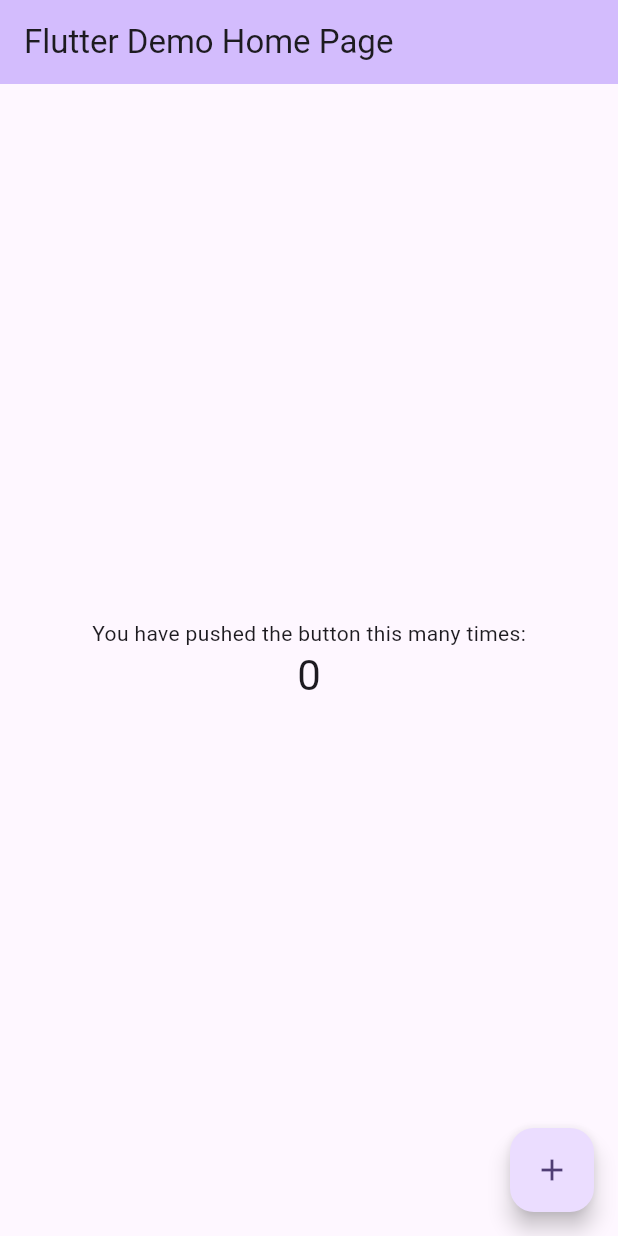
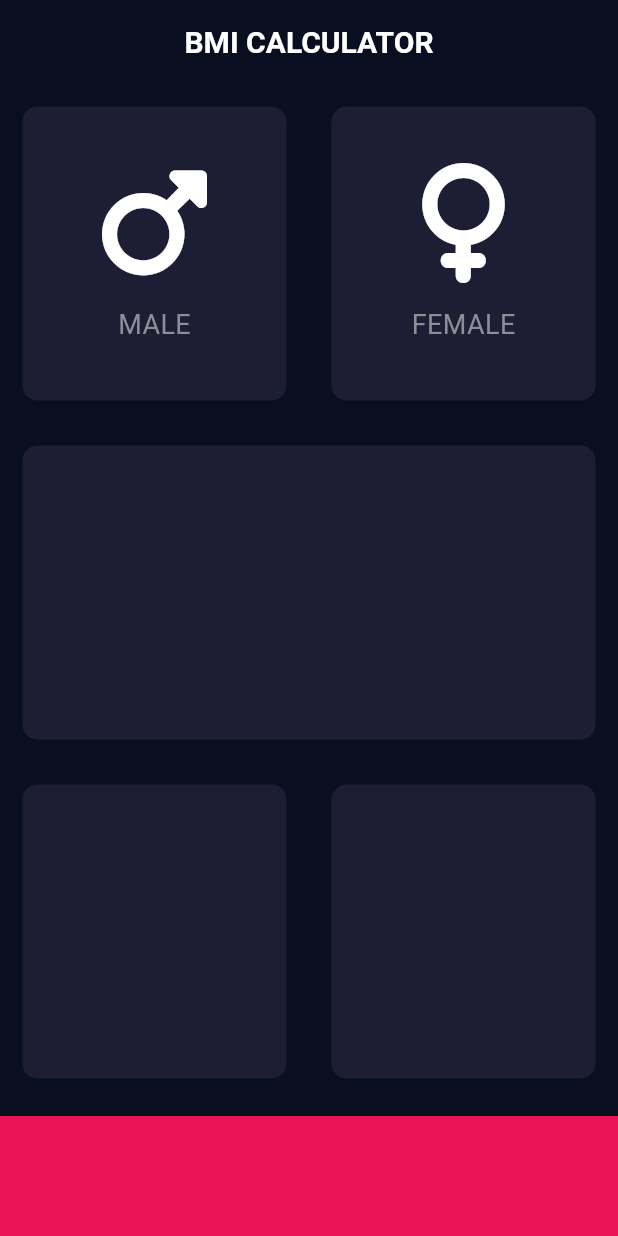
Before and after one commit to tyagi-achint/Flutter_BMI_Calculator, a Flutter app: the screen it shows after launch, on a phone screen of 412 x 824 dp. Run offline on Flutter 3.47's test engine with Material 3 defaults, Android fonts, the phone set to English and light mode, and no system bars; our stand-ins replace font_awesome_flutter.

Commit message:
custom widget

```diff
--- /dev/null
+++ b/lib/input_page.dart
@@ -0,0 +1,123 @@
+import 'package:flutter/material.dart';
+import 'package:font_awesome_flutter/font_awesome_flutter.dart';
+
+const bottomContainerHeight = 80.0;
+const activeCardColor = Color(0xFF1D1E33);
+const buttonContainerColor = Color(0xFFEB1555);
+
+class InputPage extends StatefulWidget {
+  @override
+  _InputPageState createState() => _InputPageState();
+}
+
+class _InputPageState extends State<InputPage> {
+  @override
+  Widget build(BuildContext context) {
+    return Scaffold(
+      appBar: AppBar(
+        centerTitle: true,
+        backgroundColor: const Color(0xFF0A0E21),
+        titleTextStyle: const TextStyle(
+          color: Colors.white,
+          fontWeight: FontWeight.bold,
+          fontSize: 20,
+        ),
+        title: const Text('BMI CALCULATOR'),
+      ),
+      body: Column(
+        children: <Widget>[
+          Expanded(
+            child: Row(
+              children: <Widget>[
+                Expanded(
+                  child: ReusableCard(
+                    containerColor: activeCardColor,
+                    cardChild: iconContent(
+                        iconName: FontAwesomeIcons.mars, iconLabel: "MALE"),
+                  ),
+                ),
+                Expanded(
+                  child: ReusableCard(
+                    containerColor: activeCardColor,
+                    cardChild: iconContent(
+                        iconName: FontAwesomeIcons.venus, iconLabel: "FEMALE"),
+                  ),
+                ),
+              ],
+            ),
+          ),
+          Expanded(
+            child: ReusableCard(
+              containerColor: activeCardColor,
+            ),
+          ),
+          Expanded(
+            child: Row(
+              children: <Widget>[
+                Expanded(
+                  child: ReusableCard(
+                    containerColor: activeCardColor,
+                  ),
+                ),
+                Expanded(
+                  child: ReusableCard(
+                    containerColor: activeCardColor,
+                  ),
+                ),
+              ],
+            ),
+          ),
+          Container(
+            color: buttonContainerColor,
+            margin: EdgeInsets.only(top: 10.0),
+            width: double.infinity,
+            height: bottomContainerHeight,
+          ),
+        ],
+      ),
+    );
+  }
+}
+
+class iconContent extends StatelessWidget {
+  iconContent({required this.iconName, this.iconLabel});
+  final iconName;
+  final iconLabel;
+  @override
+  Widget build(BuildContext context) {
+    return Column(
+      mainAxisAlignment: MainAxisAlignment.center,
+      children: <Widget>[
+        Icon(
+          iconName,
+          size: 80,
+          color: Colors.white,
+        ),
+        SizedBox(
+          height: 15,
+        ),
+        Text(
+          iconLabel,
+          style: TextStyle(fontSize: 18, color: Color(0xFF8D8E98)),
+        )
+      ],
+    );
+  }
+}
+
+class ReusableCard extends StatelessWidget {
+  ReusableCard({required this.containerColor, this.cardChild});
+  final Color containerColor;
+  final cardChild;
+  @override
+  Widget build(BuildContext context) {
+    return Container(
+      child: cardChild,
+      margin: const EdgeInsets.all(15.0),
+      decoration: BoxDecoration(
+        color: containerColor,
+        borderRadius: BorderRadius.circular(10.0),
+      ),
+    );
+  }
+}
--- a/lib/main.dart
+++ b/lib/main.dart
@@ -1,125 +1,18 @@
 import 'package:flutter/material.dart';
+import 'package:flutter/widgets.dart';
+import 'input_page.dart';
 
-void main() {
-  runApp(const MyApp());
-}
+void main() => runApp(BMICalculator());
 
-class MyApp extends StatelessWidget {
-  const MyApp({super.key});
-
-  // This widget is the root of your application.
+class BMICalculator extends StatelessWidget {
   @override
   Widget build(BuildContext context) {
     return MaterialApp(
-      title: 'Flutter Demo',
       theme: ThemeData(
-        // This is the theme of your application.
-        //
-        // TRY THIS: Try running your application with "flutter run". You'll see
-        // the application has a purple toolbar. Then, without quitting the app,
-        // try changing the seedColor in the colorScheme below to Colors.green
-        // and then invoke "hot reload" (save your changes or press the "hot
-        // reload" button in a Flutter-supported IDE, or press "r" if you used
-        // the command line to start the app).
-        //
-        // Notice that the counter didn't reset back to zero; the application
-        // state is not lost during the reload. To reset the state, use hot
-        // restart instead.
-        //
-        // This works for code too, not just values: Most code changes can be
-        // tested with just a hot reload.
-        colorScheme: ColorScheme.fromSeed(seedColor: Colors.deepPurple),
-        useMaterial3: true,
-      ),
-      home: const MyHomePage(title: 'Flutter Demo Home Page'),
+          useMaterial3: true,
+          primaryColor: Color(0xFF0A0E21),
+          scaffoldBackgroundColor: Color(0xFF0A0E21)),
+      home: InputPage(),
     );
   }
 }
-
-class MyHomePage extends StatefulWidget {
-  const MyHomePage({super.key, required this.title});
-
-  // This widget is the home page of your application. It is stateful, meaning
-  // that it has a State object (defined below) that contains fields that affect
-  // how it looks.
-
-  // This class is the configuration for the state. It holds the values (in this
-  // case the title) provided by the parent (in this case the App widget) and
-  // used by the build method of the State. Fields in a Widget subclass are
-  // always marked "final".
-
-  final String title;
-
-  @override
-  State<MyHomePage> createState() => _MyHomePageState();
-}
-
-class _MyHomePageState extends State<MyHomePage> {
-  int _counter = 0;
-
-  void _incrementCounter() {
-    setState(() {
-      // This call to setState tells the Flutter framework that something has
-      // changed in this State, which causes it to rerun the build method below
-      // so that the display can reflect the updated values. If we changed
-      // _counter without calling setState(), then the build method would not be
-      // called again, and so nothing would appear to happen.
-      _counter++;
-    });
-  }
-
-  @override
-  Widget build(BuildContext context) {
-    // This method is rerun every time setState is called, for instance as done
-    // by the _incrementCounter method above.
-    //
-    // The Flutter framework has been optimized to make rerunning build methods
-    // fast, so that you can just rebuild anything that needs updating rather
-    // than having to individually change instances of widgets.
-    return Scaffold(
-      appBar: AppBar(
-        // TRY THIS: Try changing the color here to a specific color (to
-        // Colors.amber, perhaps?) and trigger a hot reload to see the AppBar
-        // change color while the other colors stay the same.
-        backgroundColor: Theme.of(context).colorScheme.inversePrimary,
-        // Here we take the value from the MyHomePage object that was created by
-        // the App.build method, and use it to set our appbar title.
-        title: Text(widget.title),
-      ),
-      body: Center(
-        // Center is a layout widget. It takes a single child and positions it
-        // in the middle of the parent.
-        child: Column(
-          // Column is also a layout widget. It takes a list of children and
-          // arranges them vertically. By default, it sizes itself to fit its
-          // children horizontally, and tries to be as tall as its parent.
-          //
-          // Column has various properties to control how it sizes itself and
-          // how it positions its children. Here we use mainAxisAlignment to
-          // center the children vertically; the main axis here is the vertical
-          // axis because Columns are vertical (the cross axis would be
-          // horizontal).
-          //
-          // TRY THIS: Invoke "debug painting" (choose the "Toggle Debug Paint"
-          // action in the IDE, or press "p" in the console), to see the
-          // wireframe for each widget.
-          mainAxisAlignment: MainAxisAlignment.center,
-          children: <Widget>[
-            const Text(
-              'You have pushed the button this many times:',
-            ),
-            Text(
-              '$_counter',
-              style: Theme.of(context).textTheme.headlineMedium,
-            ),
-          ],
-        ),
-      ),
-      floatingActionButton: FloatingActionButton(
-        onPressed: _incrementCounter,
-        tooltip: 'Increment',
-        child: const Icon(Icons.add),
-      ), // This trailing comma makes auto-formatting nicer for build methods.
-    );
-  }
-}
--- a/pubspec.yaml
+++ b/pubspec.yaml
@@ -13,12 +13,13 @@ dependencies:
     sdk: flutter
   cupertino_icons: ^1.0.6
   rflutter_alert: ^2.0.7
+  font_awesome_flutter: ^10.7.0
 
 dev_dependencies:
   flutter_test:
     sdk: flutter
 
-  flutter_lints: ^3.0.0
+  flutter_lints: ^4.0.0
 
 flutter:
   uses-material-design: true
```
Also changed, not shown: pubspec.lock.
